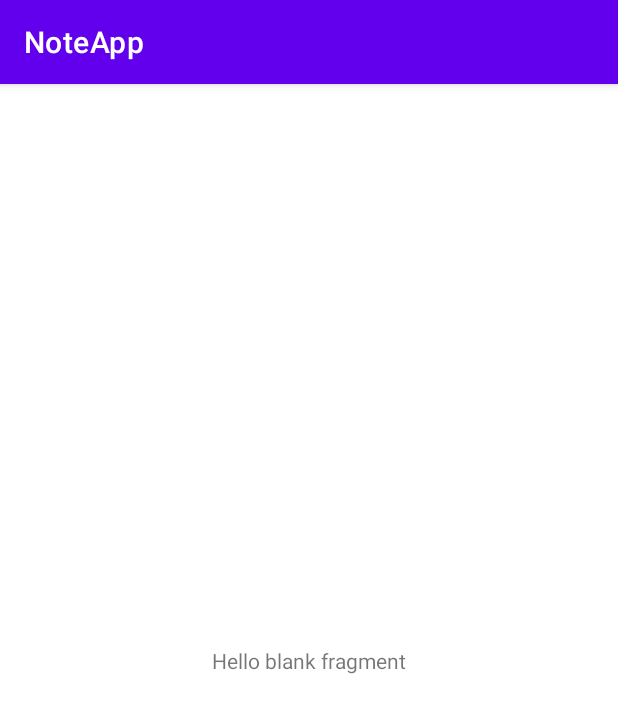
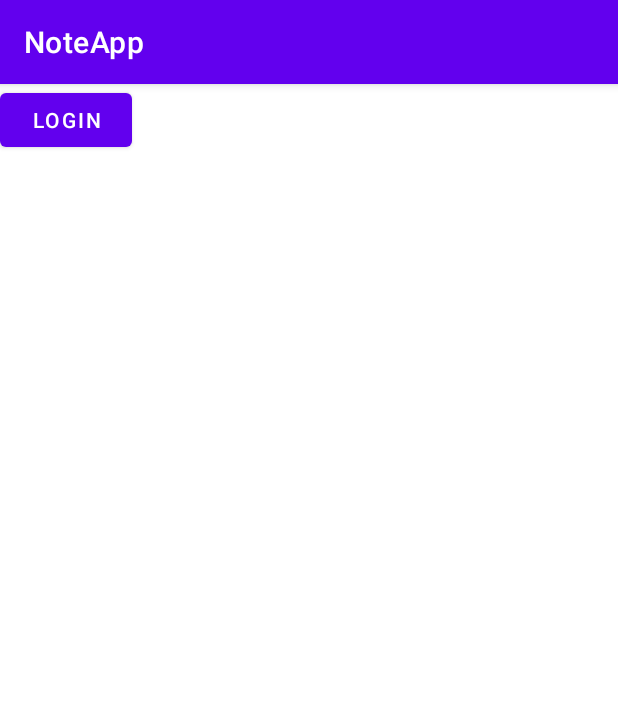
Before and after one commit to Aspannn/Note, an Android app: the screen it shows after launch (MainActivity), on a phone screen of 412 x 824 dp. Shown: the top 713 px of the screen. Run offline under Robolectric (Android 15) with nearby library versions, the phone set to English and light mode, and no system bars; our stand-ins replace Dagger/Hilt's generated code, Timber.

```diff
--- a/app/src/main/AndroidManifest.xml
+++ b/app/src/main/AndroidManifest.xml
@@ -1,6 +1,9 @@
 <?xml version="1.0" encoding="utf-8"?>
 <manifest xmlns:android="http://schemas.android.com/apk/res/android"
     package="kz.aspan.noteapp">
+
+    <uses-permission android:name="android.permission.ACCESS_NETWORK_STATE" />
+    <uses-permission android:name="android.permission.INTERNET" />
 
     <application
         android:name=".NoteApplication"
--- /dev/null
+++ b/app/src/main/java/kz/aspan/noteapp/other/Resource.kt
@@ -0,0 +1,6 @@
+package kz.aspan.noteapp.other
+
+sealed class Resource<T>(val data: T? = null, val message: String? = null) {
+    class Success<T>(data: T) : Resource<T>(data)
+    class Error<T>(message: String, data: T? = null) : Resource<T>(data, message)
+}
--- a/app/src/main/java/kz/aspan/noteapp/ui/auth/AuthFragment.kt
+++ b/app/src/main/java/kz/aspan/noteapp/ui/auth/AuthFragment.kt
@@ -4,6 +4,7 @@ import android.os.Bundle
 import androidx.fragment.app.Fragment
 import android.view.View
 import androidx.fragment.app.viewModels
+import androidx.navigation.fragment.findNavController
 import dagger.hilt.android.AndroidEntryPoint
 import kz.aspan.noteapp.R
 import kz.aspan.noteapp.databinding.FragmentAuthBinding
@@ -20,6 +21,10 @@ class AuthFragment : Fragment(R.layout.fragment_auth) {
     override fun onViewCreated(view: View, savedInstanceState: Bundle?) {
         super.onViewCreated(view, savedInstanceState)
         _binding = FragmentAuthBinding.bind(view)
+
+        binding.btnLogin.setOnClickListener {
+            findNavController().navigate(AuthFragmentDirections.actionAuthFragmentToNotesFragment())
+        }
     }
 
     override fun onDestroy() {
--- a/app/src/main/res/layout/fragment_auth.xml
+++ b/app/src/main/res/layout/fragment_auth.xml
@@ -6,13 +6,12 @@
     android:layout_height="match_parent"
     tools:context=".ui.auth.AuthFragment">
 
-    <!-- TODO: Update blank fragment layout -->
-    <TextView
+
+    <Button
+        android:id="@+id/btnLogin"
         android:layout_width="wrap_content"
         android:layout_height="wrap_content"
-        android:text="@string/hello_blank_fragment"
-        app:layout_constraintBottom_toBottomOf="parent"
-        app:layout_constraintEnd_toEndOf="parent"
+        android:text="Login"
         app:layout_constraintStart_toStartOf="parent"
         app:layout_constraintTop_toTopOf="parent" />
 
--- a/app/src/main/res/navigation/nav_graph.xml
+++ b/app/src/main/res/navigation/nav_graph.xml
@@ -9,7 +9,8 @@
     <fragment
         android:id="@+id/addEditNoteFragment"
         android:name="kz.aspan.noteapp.ui.addeditnote.AddEditNoteFragment"
-        android:label="AddEditNoteFragment" >
+        android:label="AddEditNoteFragment"
+        tools:layout="@layout/fragment_add_edit">
         <argument
             android:name="id"
             app:argType="string" />
@@ -17,7 +18,8 @@
     <fragment
         android:id="@+id/authFragment"
         android:name="kz.aspan.noteapp.ui.auth.AuthFragment"
-        android:label="AuthFragment" >
+        android:label="AuthFragment"
+        tools:layout="@layout/fragment_auth">
         <action
             android:id="@+id/action_authFragment_to_notesFragment"
             app:destination="@id/notesFragment" />
@@ -25,7 +27,8 @@
     <fragment
         android:id="@+id/noteDetailFragment"
         android:name="kz.aspan.noteapp.ui.notedetail.NoteDetailFragment"
-        android:label="NoteDetailFragment" >
+        android:label="NoteDetailFragment"
+        tools:layout="@layout/fragment_note_detail">
         <action
             android:id="@+id/action_noteDetailFragment_to_addEditNoteFragment"
             app:destination="@id/addEditNoteFragment" />
@@ -36,7 +39,8 @@
     <fragment
         android:id="@+id/notesFragment"
         android:name="kz.aspan.noteapp.ui.notes.NotesFragment"
-        android:label="NotesFragment" >
+        android:label="NotesFragment"
+        tools:layout="@layout/fragment_notes">
         <action
             android:id="@+id/action_notesFragment_to_addEditNoteFragment"
             app:destination="@id/addEditNoteFragment" />
```
Also changed, not shown: app/src/main/java/kz/aspan/noteapp/other/InternetChecker.kt (added, +24 -0 lines).
